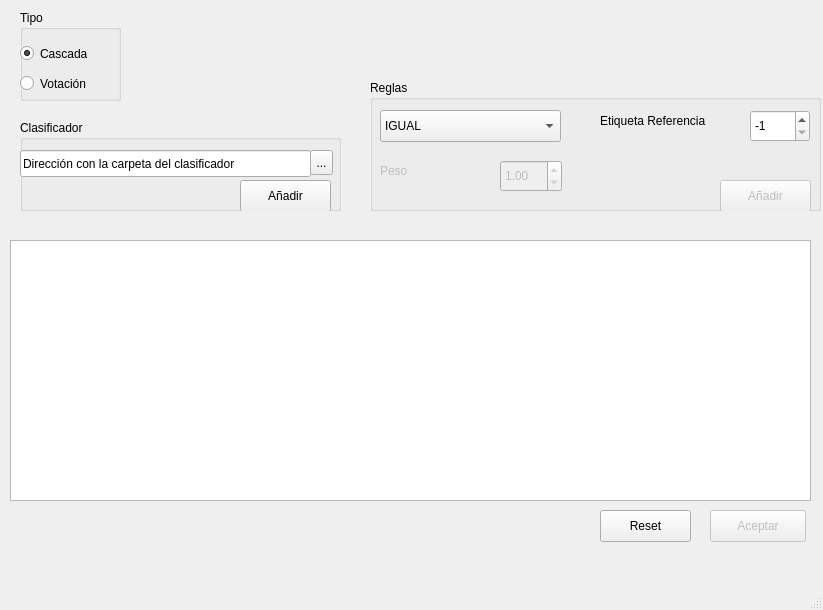
This is src/gui/con_multi.ui in JdeRobot/cv-MachineLearning as Qt 5 draws it before an edit. The edited form follows.
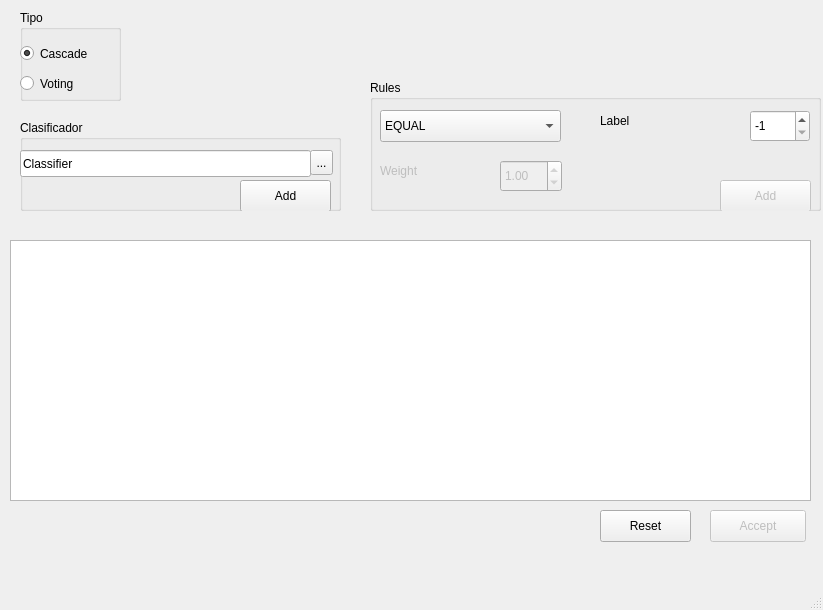
This is the edited form.

```diff
--- a/src/gui/con_multi.ui
+++ b/src/gui/con_multi.ui
@@ -53,7 +53,7 @@
      </rect>
     </property>
     <property name="title">
-     <string>Reglas</string>
+     <string>Rules</string>
     </property>
     <widget class="QComboBox" name="Regla">
      <property name="geometry">
@@ -66,7 +66,7 @@
      </property>
      <item>
       <property name="text">
-       <string>IGUAL</string>
+       <string>EQUAL</string>
       </property>
      </item>
      <item>
@@ -95,7 +95,7 @@
       </rect>
      </property>
      <property name="text">
-      <string>Etiqueta Referencia</string>
+      <string>Label</string>
      </property>
     </widget>
     <widget class="QSpinBox" name="Etiq_Ref">
@@ -136,7 +136,7 @@
       </rect>
      </property>
      <property name="text">
-      <string>Peso</string>
+      <string>Weight</string>
      </property>
     </widget>
     <widget class="QDoubleSpinBox" name="Peso">
@@ -174,7 +174,7 @@
       </rect>
      </property>
      <property name="text">
-      <string>Añadir</string>
+      <string>Add</string>
      </property>
     </widget>
    </widget>
@@ -191,7 +191,7 @@
      </rect>
     </property>
     <property name="text">
-     <string>Aceptar</string>
+     <string>Accept</string>
     </property>
    </widget>
    <widget class="QGroupBox" name="groupBox">
@@ -216,7 +216,7 @@
       </rect>
      </property>
      <property name="text">
-      <string>Dirección con la carpeta del clasificador</string>
+      <string>Classifier</string>
      </property>
     </widget>
     <widget class="QToolButton" name="toolButton">
@@ -242,7 +242,7 @@
       </rect>
      </property>
      <property name="text">
-      <string>Añadir</string>
+      <string>Add</string>
      </property>
     </widget>
    </widget>
@@ -268,7 +268,7 @@
       </rect>
      </property>
      <property name="text">
-      <string>Cascada</string>
+      <string>Cascade</string>
      </property>
      <property name="checked">
       <bool>true</bool>
@@ -284,7 +284,7 @@
       </rect>
      </property>
      <property name="text">
-      <string>Votación</string>
+      <string>Voting</string>
      </property>
      <property name="checked">
       <bool>false</bool>
```
Left out of the diff: 8 changed lines with no effect on the pictures.
